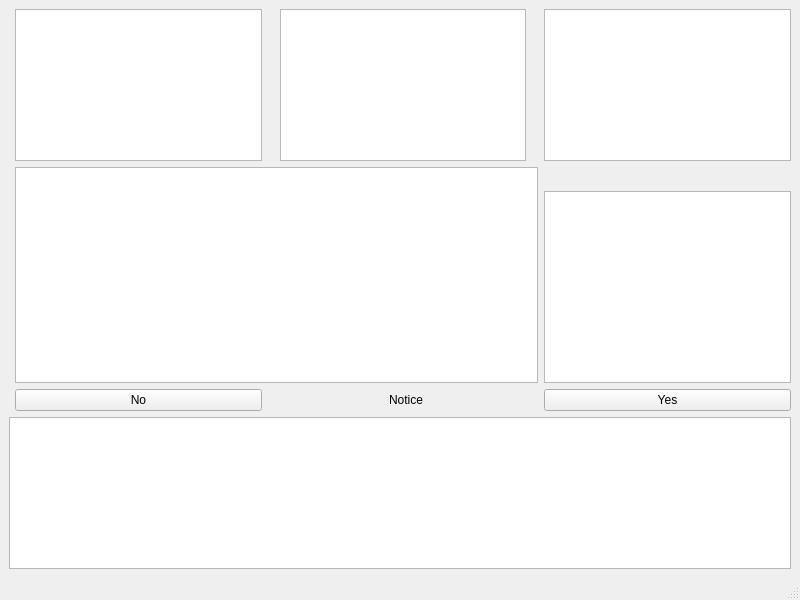
Qt form Landlords/playwindow.ui (Co1lin/Landlords) before a commit.
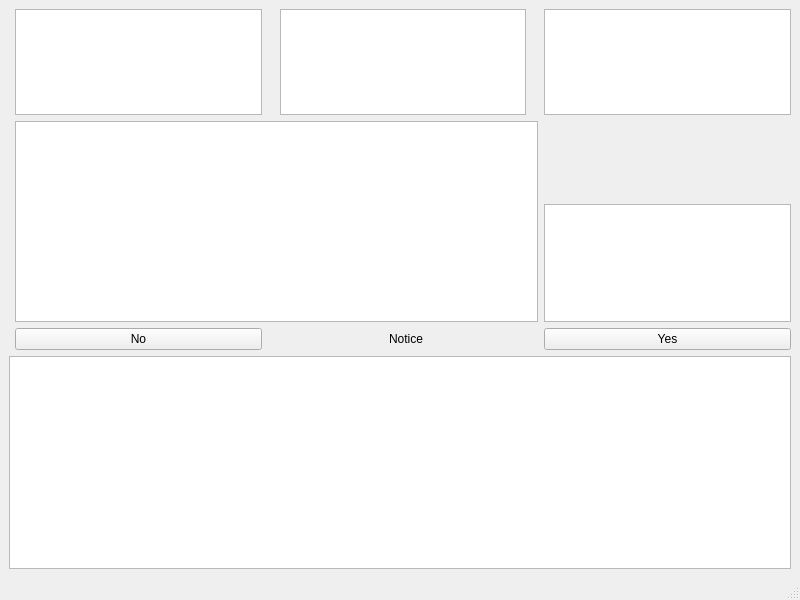
The same form after that commit.

The edit to the form file:
```diff
--- a/Landlords/playwindow.ui
+++ b/Landlords/playwindow.ui
@@ -20,7 +20,7 @@
       <property name="sizePolicy">
        <sizepolicy hsizetype="Expanding" vsizetype="Expanding">
         <horstretch>0</horstretch>
-        <verstretch>2</verstretch>
+        <verstretch>3</verstretch>
        </sizepolicy>
       </property>
      </widget>
@@ -30,7 +30,7 @@
       <property name="sizePolicy">
        <sizepolicy hsizetype="Expanding" vsizetype="Expanding">
         <horstretch>0</horstretch>
-        <verstretch>0</verstretch>
+        <verstretch>1</verstretch>
        </sizepolicy>
       </property>
      </widget>
@@ -43,7 +43,7 @@
       <property name="sizePolicy">
        <sizepolicy hsizetype="Expanding" vsizetype="Expanding">
         <horstretch>0</horstretch>
-        <verstretch>2</verstretch>
+        <verstretch>6</verstretch>
        </sizepolicy>
       </property>
      </widget>
@@ -59,7 +59,14 @@
      </widget>
     </item>
     <item row="0" column="4">
-     <widget class="QGraphicsView" name="bonusCardsGraphicsView"/>
+     <widget class="QGraphicsView" name="bottomCardsGraphicsView">
+      <property name="layoutDirection">
+       <enum>Qt::LeftToRight</enum>
+      </property>
+      <property name="interactive">
+       <bool>true</bool>
+      </property>
+     </widget>
     </item>
     <item row="7" column="7">
      <widget class="QPushButton" name="yesPushButton">
@@ -74,16 +81,6 @@
       </property>
      </widget>
     </item>
-    <item row="6" column="7">
-     <widget class="QGraphicsView" name="player0GraphicsView">
-      <property name="sizePolicy">
-       <sizepolicy hsizetype="Expanding" vsizetype="Preferred">
-        <horstretch>0</horstretch>
-        <verstretch>0</verstretch>
-       </sizepolicy>
-      </property>
-     </widget>
-    </item>
     <item row="7" column="1">
      <widget class="QPushButton" name="noPushButton">
       <property name="sizePolicy">
@@ -97,6 +94,16 @@
       </property>
      </widget>
     </item>
+    <item row="4" column="7" rowspan="3">
+     <widget class="QGraphicsView" name="player0GraphicsView">
+      <property name="sizePolicy">
+       <sizepolicy hsizetype="Preferred" vsizetype="Preferred">
+        <horstretch>0</horstretch>
+        <verstretch>0</verstretch>
+       </sizepolicy>
+      </property>
+     </widget>
+    </item>
    </layout>
   </widget>
   <widget class="QMenuBar" name="menubar">
```
Left out of the diff: 2 changed lines with no effect on the pictures.
